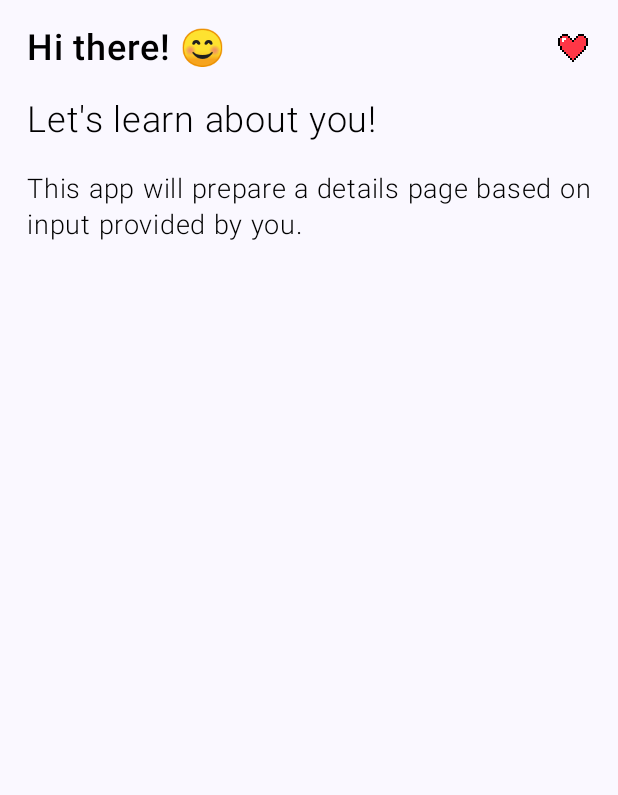
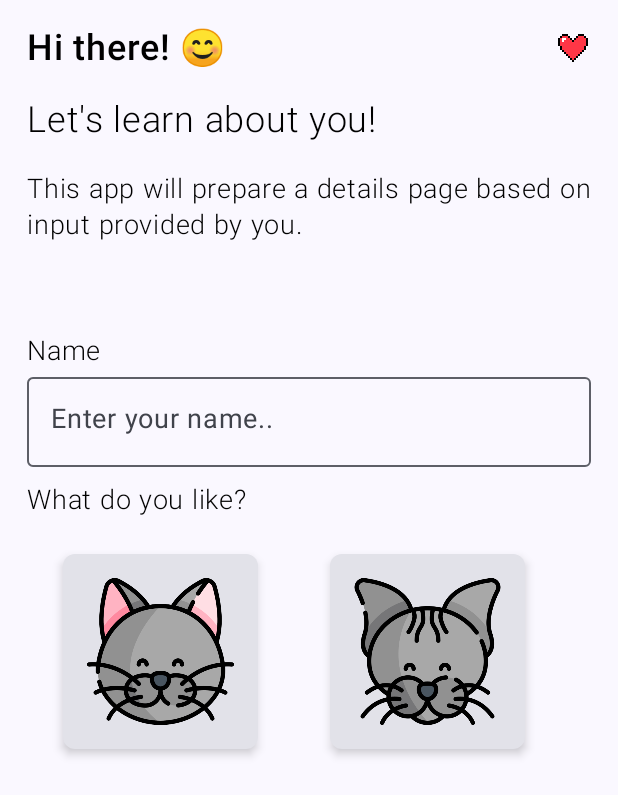
Before and after one commit to HacerYaman/Fatcs_Kotlin_Compose, an Android app built with Jetpack Compose: the screen it shows after launch (MainActivity), on a phone screen of 412 x 824 dp. Shown: the top 795 px of the screen. Run offline under Robolectric (Android 15) with nearby library versions, the phone set to English and light mode, and no system bars.

Commit message:
card buttons - text field

```diff
--- a/app/src/main/java/com/baitent/fatcs/ui/AppComponents.kt
+++ b/app/src/main/java/com/baitent/fatcs/ui/AppComponents.kt
@@ -1,10 +1,22 @@
 package com.baitent.fatcs.ui
 
 import androidx.compose.foundation.Image
+import androidx.compose.foundation.border
+import androidx.compose.foundation.clickable
+import androidx.compose.foundation.layout.Box
 import androidx.compose.foundation.layout.Row
 import androidx.compose.foundation.layout.Spacer
+import androidx.compose.foundation.layout.fillMaxSize
 import androidx.compose.foundation.layout.fillMaxWidth
+import androidx.compose.foundation.layout.padding
 import androidx.compose.foundation.layout.size
+import androidx.compose.foundation.layout.wrapContentHeight
+import androidx.compose.foundation.layout.wrapContentWidth
+import androidx.compose.foundation.shape.RoundedCornerShape
+import androidx.compose.foundation.text.KeyboardActions
+import androidx.compose.foundation.text.KeyboardOptions
+import androidx.compose.material3.Card
+import androidx.compose.material3.CardDefaults
 import androidx.compose.material3.OutlinedTextField
 import androidx.compose.material3.Text
 import androidx.compose.runtime.Composable
@@ -15,13 +27,17 @@ import androidx.compose.runtime.getValue
 import androidx.compose.ui.Alignment
 import androidx.compose.ui.Modifier
 import androidx.compose.ui.graphics.Color
+import androidx.compose.ui.platform.LocalFocusManager
 import androidx.compose.ui.res.painterResource
+import androidx.compose.ui.text.TextStyle
 import androidx.compose.ui.text.font.FontWeight
+import androidx.compose.ui.text.input.ImeAction
 import androidx.compose.ui.tooling.preview.Preview
 import androidx.compose.ui.unit.TextUnit
 import androidx.compose.ui.unit.dp
 import androidx.compose.ui.unit.sp
 import com.baitent.fatcs.R
+import kotlin.system.measureTimeMillis
 
 @Composable
 fun TopBar(value: String) {
@@ -64,26 +80,91 @@ fun TextComponent(
 @Preview(showBackground = true)
 @Composable
 fun TextComponentPreview() {
-    TextComponent(textValue = "", textSize = 24.sp)
+    TextComponent(textValue = "Hacer", textSize = 24.sp)
 }
 
 
 @Composable
-fun TextFieldComponent(){
+fun TextFieldComponent(
+    onTextChanged: (name: String) -> Unit
+) {
     var currentValue by remember {
         mutableStateOf("")
 
     }
-    OutlinedTextField(value = currentValue, onValueChange = {  } ,
+    val localFocusManager = LocalFocusManager.current
+
+    OutlinedTextField(
+        value = currentValue,
+        onValueChange = {
+            currentValue = it
+            onTextChanged(it)
+
+        },
         modifier = Modifier.fillMaxWidth(),
+        keyboardActions = KeyboardActions {
+        },
+        keyboardOptions = KeyboardOptions(
+            imeAction = ImeAction.Done,
+        ),
+        //keyboardActions = KeyboardActions {
+        //    localFocusManager.clearFocus()
+        //},
         placeholder = {
             Text(text = "Enter your name..", fontSize = 18.sp)
-        }, textStyle =  )
+        },
+        textStyle = TextStyle.Default.copy(fontSize = 24.sp)
+
+    )
 
 }
 
 @Preview(showBackground = true)
 @Composable
-fun TextFieldComponentPreview(){
-    TextFieldComponent()
+fun TextFieldComponentPreview() {
 }
+
+
+@Composable
+fun AnimalCard(image: Int, isSelected: Boolean, selectAnimal: (animalName: String) -> Unit) {
+    Card(
+        shape = RoundedCornerShape(8.dp),
+        elevation = CardDefaults.cardElevation(4.dp),
+        modifier = Modifier
+            .padding(24.dp)
+            .size(130.dp)
+
+    ) {
+        Box(
+
+            modifier = Modifier
+                .fillMaxSize()
+                .border(
+                    shape = RoundedCornerShape(8.dp),
+                    width = 1.dp,
+                    color = if (isSelected) Color.Green else Color.Transparent
+                )
+        ) {
+            Image(
+                modifier = Modifier
+                    .padding(16.dp)
+                    .wrapContentWidth()
+                    .wrapContentHeight()
+                    .clickable {
+                        val animalName = if(image == R.drawable.cat) "Cat" else "Dog"
+                        selectAnimal(animalName)
+                    },
+                painter = painterResource(id = image),
+                contentDescription = "Cat"
+            )
+        }
+
+    }
+
+}
+
+@Preview
+@Composable
+fun AnimalCardPreview() {
+    AnimalCard(R.drawable.cat, true, {})
+}
--- a/app/src/main/java/com/baitent/fatcs/ui/UserInputViewModel.kt
+++ b/app/src/main/java/com/baitent/fatcs/ui/models/UserInputViewModel.kt
@@ -1,5 +1,6 @@
-package com.baitent.fatcs.ui
+package com.baitent.fatcs.ui.models
 
+import android.util.Log
 import androidx.compose.runtime.mutableStateOf
 import androidx.lifecycle.ViewModel
 import com.baitent.fatcs.ui.data.UserDataUiEvents
@@ -7,6 +8,10 @@ import com.baitent.fatcs.ui.data.UserInputScreenState
 
 
 class UserInputViewModel : ViewModel() {
+
+    companion object{
+        const val TAG = "UserInputViewModel"
+    }
 
     var uiState = mutableStateOf(UserInputScreenState.UserInputScreenState())
 
@@ -16,11 +21,15 @@ class UserInputViewModel : ViewModel() {
                 uiState.value= uiState.value.copy(
                     nameEntered = event.name
                 )
+                Log.d(TAG, "UserDataUiEvents.UserNameEntered ->>")
+                Log.d(TAG, "${uiState.value}")
             }
             is UserDataUiEvents.AnimalSelected -> {
                 uiState.value= uiState.value.copy(
                     animalSelected = event.animalValue
                 )
+                Log.d(TAG, "UserDataUiEvents.AnimalSelected ->>")
+                Log.d(TAG, "${uiState.value}")
             }
         }
     }
--- a/app/src/main/java/com/baitent/fatcs/ui/screens/FactsNavigationGraph.kt
+++ b/app/src/main/java/com/baitent/fatcs/ui/screens/FactsNavigationGraph.kt
@@ -5,7 +5,7 @@ import androidx.lifecycle.viewmodel.compose.viewModel
 import androidx.navigation.compose.NavHost
 import androidx.navigation.compose.composable
 import androidx.navigation.compose.rememberNavController
-import com.baitent.fatcs.ui.UserInputViewModel
+import com.baitent.fatcs.ui.models.UserInputViewModel
 
 @Composable
 fun FactsNavigationGraph(userInputViewModel: UserInputViewModel = viewModel()){
--- a/app/src/main/java/com/baitent/fatcs/ui/screens/UserInputScreen.kt
+++ b/app/src/main/java/com/baitent/fatcs/ui/screens/UserInputScreen.kt
@@ -1,7 +1,10 @@
 package com.baitent.fatcs.ui.screens
+
 import androidx.compose.foundation.layout.Column
+import androidx.compose.foundation.layout.Row
 import androidx.compose.foundation.layout.Spacer
 import androidx.compose.foundation.layout.fillMaxSize
+import androidx.compose.foundation.layout.fillMaxWidth
 import androidx.compose.foundation.layout.padding
 import androidx.compose.foundation.layout.size
 import androidx.compose.material3.Surface
@@ -10,19 +13,25 @@ import androidx.compose.ui.Modifier
 import androidx.compose.ui.tooling.preview.Preview
 import androidx.compose.ui.unit.dp
 import androidx.compose.ui.unit.sp
+import com.baitent.fatcs.R
+import com.baitent.fatcs.ui.AnimalCard
 import com.baitent.fatcs.ui.AppConstants
 import com.baitent.fatcs.ui.TextComponent
+import com.baitent.fatcs.ui.TextFieldComponent
 import com.baitent.fatcs.ui.TopBar
-import com.baitent.fatcs.ui.UserInputViewModel
+import com.baitent.fatcs.ui.models.UserInputViewModel
+import com.baitent.fatcs.ui.data.UserDataUiEvents
 
 @Composable
 fun UserInputScreen(userInputViewModel: UserInputViewModel) {
     Surface(
         modifier = Modifier.fillMaxSize()
     ) {
-        Column(modifier = Modifier
-            .fillMaxSize()
-            .padding(18.dp)) {
+        Column(
+            modifier = Modifier
+                .fillMaxSize()
+                .padding(18.dp)
+        ) {
 
             TopBar(AppConstants().appBarText)
             Spacer(modifier = Modifier.size(20.dp))
@@ -33,8 +42,29 @@ fun UserInputScreen(userInputViewModel: UserInputViewModel) {
             TextComponent(textValue = AppConstants().detail, textSize = 18.sp)
 
             Spacer(modifier = Modifier.size(60.dp))
+            TextComponent(textValue = "Name", textSize = 18.sp)
+            Spacer(modifier = Modifier.size(5.dp))
+            TextFieldComponent(onTextChanged = {
+                userInputViewModel.onEvent(UserDataUiEvents.UserNameEntered(it))
+            })
+            Spacer(modifier = Modifier.size(10.dp))
+            TextComponent(textValue = "What do you like?", textSize = 18.sp)
 
 
+            Row(modifier = Modifier.fillMaxWidth()) {
+                AnimalCard(image = R.drawable.cat, selectAnimal = {
+                    userInputViewModel.onEvent(
+                        UserDataUiEvents.AnimalSelected(it)
+                    )
+                }, isSelected = userInputViewModel.uiState.value
+                    .animalSelected=="Cat")
+                AnimalCard(image = R.drawable.dog, selectAnimal = {
+                    userInputViewModel.onEvent(
+                        UserDataUiEvents.AnimalSelected(it)
+                    )
+                }, isSelected = userInputViewModel.uiState.value
+                    .animalSelected=="Dog")
+            }
 
         }
 
```
Also changed, not shown: app/src/main/java/com/baitent/fatcs/MainActivity.kt (+0 -12 lines), app/src/main/res/drawable/cat.png (added), app/src/main/res/drawable/dog.png (added).
